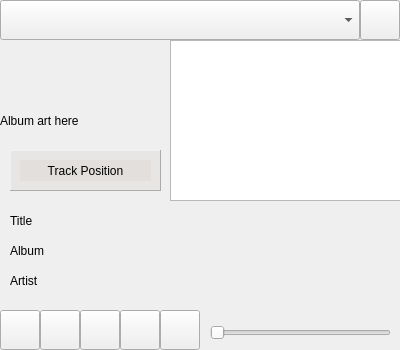
This is qAndora.ui in JeffHoogland/qAndora as Qt 5 draws it before an edit. The edited form follows.
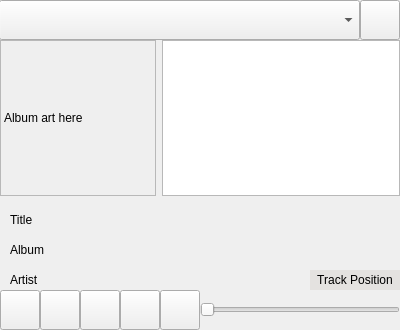
This is the edited form. Icons and pictures are not drawn.

Diff of the .ui file:
```diff
--- a/qAndora.ui
+++ b/qAndora.ui
@@ -7,19 +7,19 @@
     <x>0</x>
     <y>0</y>
     <width>400</width>
-    <height>350</height>
+    <height>330</height>
    </rect>
   </property>
   <property name="minimumSize">
    <size>
     <width>400</width>
-    <height>350</height>
+    <height>330</height>
    </size>
   </property>
   <property name="maximumSize">
    <size>
     <width>400</width>
-    <height>350</height>
+    <height>330</height>
    </size>
   </property>
   <property name="windowTitle">
@@ -33,10 +33,10 @@
    <widget class="QSlider" name="volumeSlider">
     <property name="geometry">
      <rect>
-      <x>210</x>
-      <y>320</y>
-      <width>181</width>
-      <height>25</height>
+      <x>200</x>
+      <y>300</y>
+      <width>200</width>
+      <height>20</height>
      </rect>
     </property>
     <property name="toolTip">
@@ -50,7 +50,7 @@
     <property name="geometry">
      <rect>
       <x>40</x>
-      <y>310</y>
+      <y>290</y>
       <width>40</width>
       <height>40</height>
      </rect>
@@ -76,7 +76,7 @@
     <property name="geometry">
      <rect>
       <x>160</x>
-      <y>310</y>
+      <y>290</y>
       <width>40</width>
       <height>40</height>
      </rect>
@@ -101,9 +101,9 @@
    <widget class="QComboBox" name="stationBox">
     <property name="geometry">
      <rect>
-      <x>0</x>
+      <x>-1</x>
       <y>0</y>
-      <width>360</width>
+      <width>361</width>
       <height>40</height>
      </rect>
     </property>
@@ -111,10 +111,10 @@
    <widget class="QListWidget" name="historyList">
     <property name="geometry">
      <rect>
-      <x>170</x>
+      <x>162</x>
       <y>40</y>
-      <width>231</width>
-      <height>161</height>
+      <width>238</width>
+      <height>156</height>
      </rect>
     </property>
    </widget>
@@ -122,7 +122,7 @@
     <property name="geometry">
      <rect>
       <x>120</x>
-      <y>310</y>
+      <y>290</y>
       <width>40</width>
       <height>40</height>
      </rect>
@@ -149,8 +149,8 @@
      <rect>
       <x>0</x>
       <y>200</y>
-      <width>401</width>
-      <height>101</height>
+      <width>400</width>
+      <height>91</height>
      </rect>
     </property>
     <property name="frameShape">
@@ -164,8 +164,8 @@
       <rect>
        <x>10</x>
        <y>10</y>
-       <width>381</width>
-       <height>21</height>
+       <width>380</width>
+       <height>20</height>
       </rect>
      </property>
      <property name="text">
@@ -174,6 +174,9 @@
      <property name="wordWrap">
       <bool>true</bool>
      </property>
+     <property name="indent">
+      <number>-1</number>
+     </property>
      <property name="openExternalLinks">
       <bool>true</bool>
      </property>
@@ -183,8 +186,8 @@
       <rect>
        <x>10</x>
        <y>40</y>
-       <width>381</width>
-       <height>21</height>
+       <width>380</width>
+       <height>20</height>
       </rect>
      </property>
      <property name="text">
@@ -193,6 +196,9 @@
      <property name="wordWrap">
       <bool>true</bool>
      </property>
+     <property name="indent">
+      <number>-1</number>
+     </property>
      <property name="openExternalLinks">
       <bool>true</bool>
      </property>
@@ -202,8 +208,8 @@
       <rect>
        <x>10</x>
        <y>70</y>
-       <width>381</width>
-       <height>21</height>
+       <width>290</width>
+       <height>20</height>
       </rect>
      </property>
      <property name="text">
@@ -213,538 +219,13 @@
       <bool>true</bool>
      </property>
     </widget>
-   </widget>
-   <widget class="QPushButton" name="playPauseButton">
-    <property name="geometry">
-     <rect>
-      <x>0</x>
-      <y>310</y>
-      <width>40</width>
-      <height>40</height>
-     </rect>
-    </property>
-    <property name="toolTip">
-     <string>Pause Song</string>
-    </property>
-    <property name="text">
-     <string/>
-    </property>
-    <property name="icon">
-     <iconset>
-      <normaloff>images/pause.png</normaloff>images/pause.png</iconset>
-    </property>
-    <property name="iconSize">
-     <size>
-      <width>24</width>
-      <height>24</height>
-     </size>
-    </property>
-   </widget>
-   <widget class="QPushButton" name="settingsButton">
-    <property name="geometry">
-     <rect>
-      <x>360</x>
-      <y>0</y>
-      <width>40</width>
-      <height>40</height>
-     </rect>
-    </property>
-    <property name="text">
-     <string/>
-    </property>
-    <property name="icon">
-     <iconset>
-      <normaloff>images/settings.png</normaloff>images/settings.png</iconset>
-    </property>
-    <property name="iconSize">
-     <size>
-      <width>24</width>
-      <height>24</height>
-     </size>
-    </property>
-   </widget>
-   <widget class="QPushButton" name="loveButton">
-    <property name="geometry">
-     <rect>
-      <x>80</x>
-      <y>310</y>
-      <width>40</width>
-      <height>40</height>
-     </rect>
-    </property>
-    <property name="toolTip">
-     <string>Favorite Song</string>
-    </property>
-    <property name="text">
-     <string/>
-    </property>
-    <property name="icon">
-     <iconset>
-      <normaloff>images/favorite.png</normaloff>images/favorite.png</iconset>
-    </property>
-    <property name="iconSize">
-     <size>
-      <width>24</width>
-      <height>24</height>
-     </size>
-    </property>
-   </widget>
-   <widget class="QLabel" name="albumImage">
-    <property name="geometry">
-     <rect>
-      <x>0</x>
-      <y>40</y>
-      <width>171</width>
-      <height>161</height>
-     </rect>
-    </property>
-    <property name="text">
-     <string>Album art here</string>
-    </property>
-    <property name="scaledContents">
-     <bool>true</bool>
-    </property>
-   </widget>
-   <widget class="QFrame" name="positionFrame">
-    <property name="geometry">
-     <rect>
-      <x>10</x>
-      <y>150</y>
-      <width>151</width>
-      <height>41</height>
-     </rect>
-    </property>
-    <property name="palette">
-     <palette>
-      <active>
-       <colorrole role="WindowText">
-        <brush brushstyle="SolidPattern">
-         <color alpha="255">
-          <red>0</red>
-          <green>0</green>
-          <blue>0</blue>
-         </color>
-        </brush>
-       </colorrole>
-       <colorrole role="Button">
-        <brush brushstyle="SolidPattern">
-         <color alpha="125">
-          <red>223</red>
-          <green>220</green>
-          <blue>217</blue>
-         </color>
-        </brush>
-       </colorrole>
-       <colorrole role="Light">
-        <brush brushstyle="SolidPattern">
-         <color alpha="125">
-          <red>255</red>
-          <green>255</green>
-          <blue>255</blue>
-         </color>
-        </brush>
-       </colorrole>
-       <colorrole role="Midlight">
-        <brush brushstyle="SolidPattern">
-         <color alpha="125">
-          <red>239</red>
-          <green>237</green>
-          <blue>236</blue>
-         </color>
-        </brush>
-       </colorrole>
-       <colorrole role="Dark">
-        <brush brushstyle="SolidPattern">
-         <color alpha="125">
-          <red>111</red>
-          <green>110</green>
-          <blue>108</blue>
-         </color>
-        </brush>
-       </colorrole>
-       <colorrole role="Mid">
-        <brush brushstyle="SolidPattern">
-         <color alpha="125">
-          <red>149</red>
-          <green>147</green>
-          <blue>145</blue>
-         </color>
-        </brush>
-       </colorrole>
-       <colorrole role="Text">
-        <brush brushstyle="SolidPattern">
-         <color alpha="255">
-          <red>0</red>
-          <green>0</green>
-          <blue>0</blue>
-         </color>
-        </brush>
-       </colorrole>
-       <colorrole role="BrightText">
-        <brush brushstyle="SolidPattern">
-         <color alpha="255">
-          <red>255</red>
-          <green>255</green>
-          <blue>255</blue>
-         </color>
-        </brush>
-       </colorrole>
-       <colorrole role="ButtonText">
-        <brush brushstyle="SolidPattern">
-         <color alpha="255">
-          <red>0</red>
-          <green>0</green>
-          <blue>0</blue>
-         </color>
-        </brush>
-       </colorrole>
-       <colorrole role="Base">
-        <brush brushstyle="SolidPattern">
-         <color alpha="255">
-          <red>255</red>
-          <green>255</green>
-          <blue>255</blue>
-         </color>
-        </brush>
-       </colorrole>
-       <colorrole role="Window">
-        <brush brushstyle="SolidPattern">
-         <color alpha="125">
-          <red>223</red>
-          <green>220</green>
-          <blue>217</blue>
-         </color>
-        </brush>
-       </colorrole>
-       <colorrole role="Shadow">
-        <brush brushstyle="SolidPattern">
-         <color alpha="255">
-          <red>0</red>
-          <green>0</green>
-          <blue>0</blue>
-         </color>
-        </brush>
-       </colorrole>
-       <colorrole role="AlternateBase">
-        <brush brushstyle="SolidPattern">
-         <color alpha="190">
-          <red>239</red>
-          <green>237</green>
-          <blue>236</blue>
-         </color>
-        </brush>
-       </colorrole>
-       <colorrole role="ToolTipBase">
-        <brush brushstyle="SolidPattern">
-         <color alpha="255">
-          <red>255</red>
-          <green>255</green>
-          <blue>220</blue>
-         </color>
-        </brush>
-       </colorrole>
-       <colorrole role="ToolTipText">
-        <brush brushstyle="SolidPattern">
-         <color alpha="255">
-          <red>0</red>
-          <green>0</green>
-          <blue>0</blue>
-         </color>
-        </brush>
-       </colorrole>
-      </active>
-      <inactive>
-       <colorrole role="WindowText">
-        <brush brushstyle="SolidPattern">
-         <color alpha="255">
-          <red>0</red>
-          <green>0</green>
-          <blue>0</blue>
-         </color>
-        </brush>
-       </colorrole>
-       <colorrole role="Button">
-        <brush brushstyle="SolidPattern">
-         <color alpha="125">
-          <red>223</red>
-          <green>220</green>
-          <blue>217</blue>
-         </color>
-        </brush>
-       </colorrole>
-       <colorrole role="Light">
-        <brush brushstyle="SolidPattern">
-         <color alpha="125">
-          <red>255</red>
-          <green>255</green>
-          <blue>255</blue>
-         </color>
-        </brush>
-       </colorrole>
-       <colorrole role="Midlight">
-        <brush brushstyle="SolidPattern">
-         <color alpha="125">
-          <red>239</red>
-          <green>237</green>
-          <blue>236</blue>
-         </color>
-        </brush>
-       </colorrole>
-       <colorrole role="Dark">
-        <brush brushstyle="SolidPattern">
-         <color alpha="125">
-          <red>111</red>
-          <green>110</green>
-          <blue>108</blue>
-         </color>
-        </brush>
-       </colorrole>
-       <colorrole role="Mid">
-        <brush brushstyle="SolidPattern">
-         <color alpha="125">
-          <red>149</red>
-          <green>147</green>
-          <blue>145</blue>
-         </color>
-        </brush>
-       </colorrole>
-       <colorrole role="Text">
-        <brush brushstyle="SolidPattern">
-         <color alpha="255">
-          <red>0</red>
-          <green>0</green>
-          <blue>0</blue>
-         </color>
-        </brush>
-       </colorrole>
-       <colorrole role="BrightText">
-        <brush brushstyle="SolidPattern">
-         <color alpha="255">
-          <red>255</red>
-          <green>255</green>
-          <blue>255</blue>
-         </color>
-        </brush>
-       </colorrole>
-       <colorrole role="ButtonText">
-        <brush brushstyle="SolidPattern">
-         <color alpha="255">
-          <red>0</red>
-          <green>0</green>
-          <blue>0</blue>
-         </color>
-        </brush>
-       </colorrole>
-       <colorrole role="Base">
-        <brush brushstyle="SolidPattern">
-         <color alpha="255">
-          <red>255</red>
-          <green>255</green>
-          <blue>255</blue>
-         </color>
-        </brush>
-       </colorrole>
-       <colorrole role="Window">
-        <brush brushstyle="SolidPattern">
-         <color alpha="125">
-          <red>223</red>
-          <green>220</green>
-          <blue>217</blue>
-         </color>
-        </brush>
-       </colorrole>
-       <colorrole role="Shadow">
-        <brush brushstyle="SolidPattern">
-         <color alpha="255">
-          <red>0</red>
-          <green>0</green>
-          <blue>0</blue>
-         </color>
-        </brush>
-       </colorrole>
-       <colorrole role="AlternateBase">
-        <brush brushstyle="SolidPattern">
-         <color alpha="190">
-          <red>239</red>
-          <green>237</green>
-          <blue>236</blue>
-         </color>
-        </brush>
-       </colorrole>
-       <colorrole role="ToolTipBase">
-        <brush brushstyle="SolidPattern">
-         <color alpha="255">
-          <red>255</red>
-          <green>255</green>
-          <blue>220</blue>
-         </color>
-        </brush>
-       </colorrole>
-       <colorrole role="ToolTipText">
-        <brush brushstyle="SolidPattern">
-         <color alpha="255">
-          <red>0</red>
-          <green>0</green>
-          <blue>0</blue>
-         </color>
-        </brush>
-       </colorrole>
-      </inactive>
-      <disabled>
-       <colorrole role="WindowText">
-        <brush brushstyle="SolidPattern">
-         <color alpha="125">
-          <red>111</red>
-          <green>110</green>
-          <blue>108</blue>
-         </color>
-        </brush>
-       </colorrole>
-       <colorrole role="Button">
-        <brush brushstyle="SolidPattern">
-         <color alpha="125">
-          <red>223</red>
-          <green>220</green>
-          <blue>217</blue>
-         </color>
-        </brush>
-       </colorrole>
-       <colorrole role="Light">
-        <brush brushstyle="SolidPattern">
-         <color alpha="125">
-          <red>255</red>
-          <green>255</green>
-          <blue>255</blue>
-         </color>
-        </brush>
-       </colorrole>
-       <colorrole role="Midlight">
-        <brush brushstyle="SolidPattern">
-         <color alpha="125">
-          <red>239</red>
-          <green>237</green>
-          <blue>236</blue>
-         </color>
-        </brush>
-       </colorrole>
-       <colorrole role="Dark">
-        <brush brushstyle="SolidPattern">
-         <color alpha="125">
-          <red>111</red>
-          <green>110</green>
-          <blue>108</blue>
-         </color>
-        </brush>
-       </colorrole>
-       <colorrole role="Mid">
-        <brush brushstyle="SolidPattern">
-         <color alpha="125">
-          <red>149</red>
-          <green>147</green>
-          <blue>145</blue>
-         </color>
-        </brush>
-       </colorrole>
-       <colorrole role="Text">
-        <brush brushstyle="SolidPattern">
-         <color alpha="125">
-          <red>111</red>
-          <green>110</green>
-          <blue>108</blue>
-         </color>
-        </brush>
-       </colorrole>
-       <colorrole role="BrightText">
-        <brush brushstyle="SolidPattern">
-         <color alpha="255">
-          <red>255</red>
-          <green>255</green>
-          <blue>255</blue>
-         </color>
-        </brush>
-       </colorrole>
-       <colorrole role="ButtonText">
-        <brush brushstyle="SolidPattern">
-         <color alpha="125">
-          <red>111</red>
-          <green>110</green>
-          <blue>108</blue>
-         </color>
-        </brush>
-       </colorrole>
-       <colorrole role="Base">
-        <brush brushstyle="SolidPattern">
-         <color alpha="125">
-          <red>223</red>
-          <green>220</green>
-          <blue>217</blue>
-         </color>
-        </brush>
-       </colorrole>
-       <colorrole role="Window">
-        <brush brushstyle="SolidPattern">
-         <color alpha="125">
-          <red>223</red>
-          <green>220</green>
-          <blue>217</blue>
-         </color>
-        </brush>
-       </colorrole>
-       <colorrole role="Shadow">
-        <brush brushstyle="SolidPattern">
-         <color alpha="255">
-          <red>0</red>
-          <green>0</green>
-          <blue>0</blue>
-         </color>
-        </brush>
-       </colorrole>
-       <colorrole role="AlternateBase">
-        <brush brushstyle="SolidPattern">
-         <color alpha="125">
-          <red>223</red>
-          <green>220</green>
-          <blue>217</blue>
-         </color>
-        </brush>
-       </colorrole>
-       <colorrole role="ToolTipBase">
-        <brush brushstyle="SolidPattern">
-         <color alpha="255">
-          <red>255</red>
-          <green>255</green>
-          <blue>220</blue>
-         </color>
-        </brush>
-       </colorrole>
-       <colorrole role="ToolTipText">
-        <brush brushstyle="SolidPattern">
-         <color alpha="255">
-          <red>0</red>
-          <green>0</green>
-          <blue>0</blue>
-         </color>
-        </brush>
-       </colorrole>
-      </disabled>
-     </palette>
-    </property>
-    <property name="autoFillBackground">
-     <bool>true</bool>
-    </property>
-    <property name="frameShape">
-     <enum>QFrame::Panel</enum>
-    </property>
-    <property name="frameShadow">
-     <enum>QFrame::Raised</enum>
-    </property>
     <widget class="QLabel" name="positionLabel">
      <property name="geometry">
       <rect>
-       <x>10</x>
-       <y>10</y>
-       <width>131</width>
-       <height>21</height>
+       <x>310</x>
+       <y>70</y>
+       <width>90</width>
+       <height>20</height>
       </rect>
      </property>
      <property name="palette">
@@ -1173,6 +654,103 @@
      </property>
     </widget>
    </widget>
+   <widget class="QPushButton" name="playPauseButton">
+    <property name="geometry">
+     <rect>
+      <x>0</x>
+      <y>290</y>
+      <width>40</width>
+      <height>40</height>
+     </rect>
+    </property>
+    <property name="toolTip">
+     <string>Pause Song</string>
+    </property>
+    <property name="text">
+     <string/>
+    </property>
+    <property name="icon">
+     <iconset>
+      <normaloff>qAndora/images/pause.png</normaloff>qAndora/images/pause.png</iconset>
+    </property>
+    <property name="iconSize">
+     <size>
+      <width>24</width>
+      <height>24</height>
+     </size>
+    </property>
+   </widget>
+   <widget class="QPushButton" name="settingsButton">
+    <property name="geometry">
+     <rect>
+      <x>360</x>
+      <y>0</y>
+      <width>40</width>
+      <height>40</height>
+     </rect>
+    </property>
+    <property name="text">
+     <string/>
+    </property>
+    <property name="icon">
+     <iconset>
+      <normaloff>qAndora/images/settings.png</normaloff>qAndora/images/settings.png</iconset>
+    </property>
+    <property name="iconSize">
+     <size>
+      <width>24</width>
+      <height>24</height>
+     </size>
+    </property>
+   </widget>
+   <widget class="QPushButton" name="loveButton">
+    <property name="geometry">
+     <rect>
+      <x>80</x>
+      <y>290</y>
+      <width>40</width>
+      <height>40</height>
+     </rect>
+    </property>
+    <property name="toolTip">
+     <string>Favorite Song</string>
+    </property>
+    <property name="text">
+     <string/>
+    </property>
+    <property name="icon">
+     <iconset>
+      <normaloff>qAndora/images/favorite.png</normaloff>qAndora/images/favorite.png</iconset>
+    </property>
+    <property name="iconSize">
+     <size>
+      <width>24</width>
+      <height>24</height>
+     </size>
+    </property>
+   </widget>
+   <widget class="QLabel" name="albumImage">
+    <property name="geometry">
+     <rect>
+      <x>0</x>
+      <y>40</y>
+      <width>156</width>
+      <height>156</height>
+     </rect>
+    </property>
+    <property name="frameShape">
+     <enum>QFrame::StyledPanel</enum>
+    </property>
+    <property name="frameShadow">
+     <enum>QFrame::Sunken</enum>
+    </property>
+    <property name="text">
+     <string>Album art here</string>
+    </property>
+    <property name="scaledContents">
+     <bool>true</bool>
+    </property>
+   </widget>
   </widget>
  </widget>
  <resources/>
```
Left out of the diff: 8 changed lines with no effect on the pictures.
